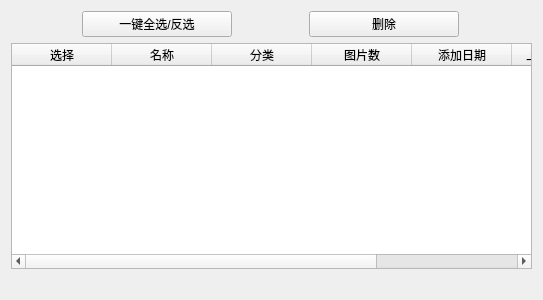
Before: the Qt Designer form ui/ui_local_all.ui in tonquer/JMComic-qt, drawn with Qt 5.
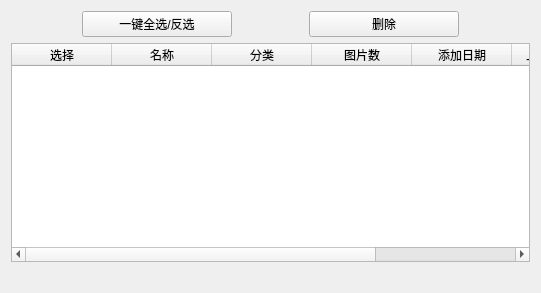
After: the same form once the commit is applied. Custom widgets are drawn as their Qt base class.

```diff
--- a/ui/ui_local_all.ui
+++ b/ui/ui_local_all.ui
@@ -6,8 +6,8 @@
    <rect>
     <x>0</x>
     <y>0</y>
-    <width>543</width>
-    <height>300</height>
+    <width>541</width>
+    <height>293</height>
    </rect>
   </property>
   <property name="windowTitle">
```
